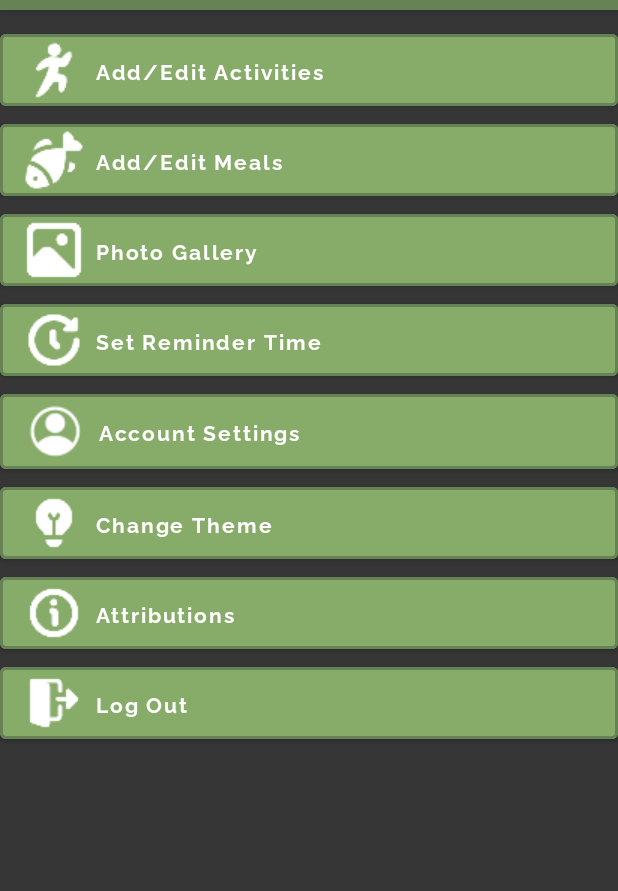
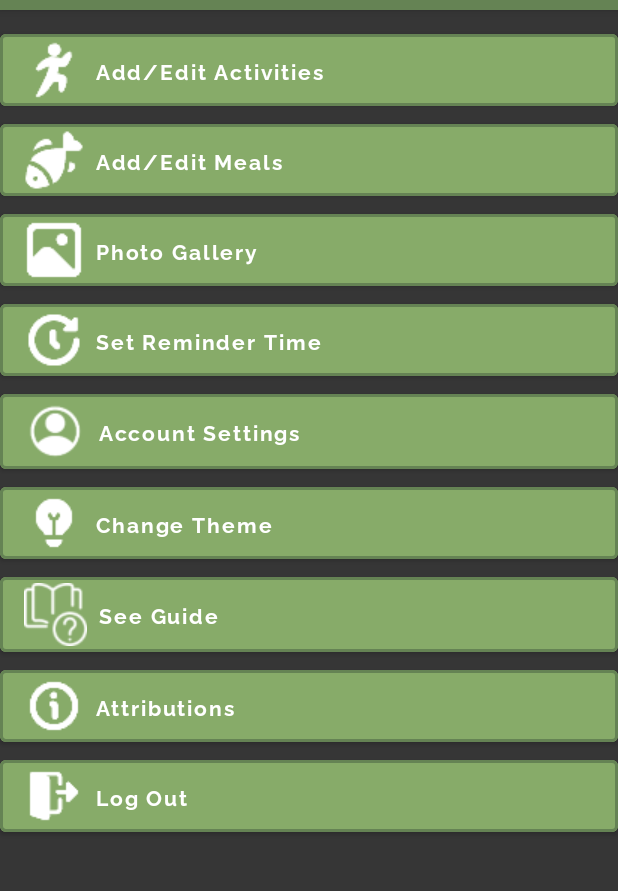
Before and after one commit to danielvnguyen/MoveIt, an Android app: the fragment SettingsPage shown on its own in the app's theme, on a phone screen of 412 x 824 dp, the part 74-965 px from its top. Run offline under Robolectric (Android 15) with nearby library versions, the phone set to English and light mode, and no system bars; our stand-ins replace Firebase (no records; nobody signed in at launch, a user with empty details on screens opened directly).

Commit message:
add "See Guide" settings button

```diff
--- a/app/src/main/java/com/example/moveit/view/fragments/SettingsPage.java
+++ b/app/src/main/java/com/example/moveit/view/fragments/SettingsPage.java
@@ -15,6 +15,7 @@ import android.widget.Button;
 import android.widget.Toast;
 
 import com.example.moveit.R;
+import com.example.moveit.model.IntroSlider;
 import com.example.moveit.view.AttributionsActivity;
 import com.example.moveit.view.categories.CategoriesList;
 import com.example.moveit.view.photoGallery.PhotoGalleryActivity;
@@ -49,6 +50,7 @@ public class SettingsPage extends Fragment {
         Button photoGalleryBtn = requireView().findViewById(R.id.photoGalleryBtn);
         Button editReminderBtn = requireView().findViewById(R.id.editReminderBtn);
         Button accountSettingsBtn = requireView().findViewById(R.id.accountSettingsBtn);
+        Button seeGuideBtn = requireView().findViewById(R.id.seeGuideBtn);
 
         editActivitiesBtn.setOnClickListener(v -> {
             Intent intent = new Intent(getActivity(), CategoriesList.class);
@@ -78,6 +80,10 @@ public class SettingsPage extends Fragment {
             Intent intent = new Intent(getActivity(), ReminderActivity.class);
             startActivity(intent);
         });
+        seeGuideBtn.setOnClickListener(v -> {
+            Intent intent = new Intent(getActivity(), IntroSlider.class);
+            startActivity(intent);
+        });
 
         logoutBtn.setOnClickListener(v -> {
             AlertDialog.Builder builder = new AlertDialog.Builder(requireActivity());
--- a/app/src/main/res/layout/fragment_settings_page.xml
+++ b/app/src/main/res/layout/fragment_settings_page.xml
@@ -79,6 +79,17 @@
                 android:text="@string/select_theme" />
 
             <Button
+                android:id="@+id/seeGuideBtn"
+                android:layout_width="match_parent"
+                android:layout_height="wrap_content"
+                android:textAlignment="viewStart"
+                android:drawableLeft="@drawable/guide_icon"
+                android:drawableTint="@color/white"
+                app:strokeColor="@color/dark_green"
+                app:strokeWidth="2dp"
+                android:text="@string/see_guide" />
+
+            <Button
                 android:id="@+id/aboutBtn"
                 android:layout_width="match_parent"
                 android:layout_height="wrap_content"
--- a/app/src/main/res/values/strings.xml
+++ b/app/src/main/res/values/strings.xml
@@ -123,5 +123,6 @@
     <string name="slide_two_text">You can create an entry by pressing the (+) button on the Entries page. After filling out the entry, you can save it by pressing the save button</string>
     <string name="slide_three_text">In the Calendar tab, you can see a monthly view of your entries, along with your entry streak and mood count. Clicking on a day will pull up the entries made that day</string>
     <string name="slide_four_text"><![CDATA[In the Settings tab, you can access your saved meals & activities, photos, reminder time, account settings, color theme, and other information]]></string>
-    <string name="slide_five_text">I hope you enjoy using MoveIt!</string>
+    <string name="slide_five_text">If you ever need to refer back to this guide, simply visit the Settings tab. May your experience with MoveIt! be enjoyable!</string>
+    <string name="see_guide">See Guide</string>
 </resources>
```
Also changed, not shown: app/src/main/java/com/example/moveit/model/IntroSlider.java (+10 -10 lines), app/src/main/res/drawable/guide_icon.png (added).
